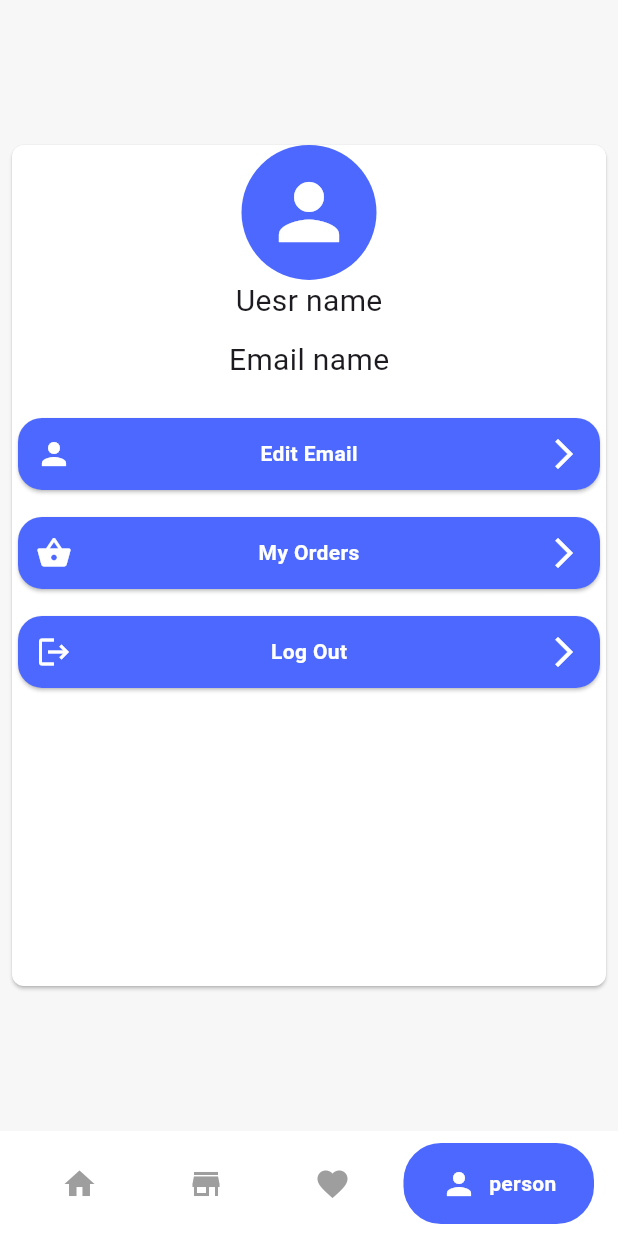
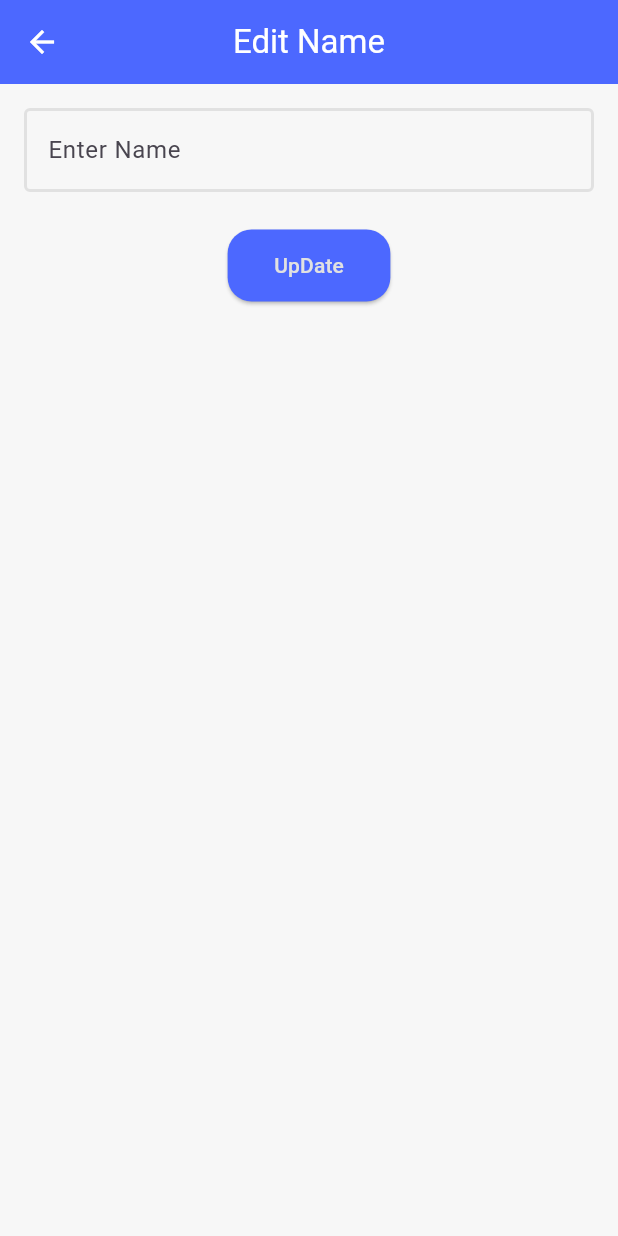
Before and after one commit to MoastafaNasser/market, a Flutter app: the screen it shows after launch, item 4 of the bottom bar chosen, after a tap on "Edit Email", on a phone screen of 412 x 824 dp. Run offline on Flutter 3.47's test engine with Material 3 defaults, Android fonts, the phone set to English and light mode, and no system bars; drawn by our look-alikes of google_nav_bar; our stand-ins replace bloc, cached_network_image, flutter_bloc; network calls fail.

Commit message:
finish edit name view ui

```diff
--- /dev/null
+++ b/lib/core/functions/build_App_Bar.dart
@@ -0,0 +1,24 @@
+
+  import 'package:flutter/material.dart';
+
+import '../app_colors.dart';
+
+AppBar buildcustomAppBar(BuildContext context , String title) {
+    return AppBar(
+      centerTitle: true,
+      backgroundColor: AppColors.kPrimaryColor,
+      title: Text(
+        title,
+        style: TextStyle(color: AppColors.kWhiteColor),
+      ),
+      leading: IconButton(
+        icon: Icon(
+          Icons.arrow_back,
+          color: AppColors.kWhiteColor,
+        ),
+        onPressed: () {
+          Navigator.pop(context);
+        },
+      ),
+    );
+  }
--- a/lib/views/home/profile/ui/profile_view.dart
+++ b/lib/views/home/profile/ui/profile_view.dart
@@ -1,5 +1,6 @@
 import 'package:flutter/material.dart';
 import 'package:marketapp/core/app_colors.dart';
+import 'package:marketapp/views/home/profile/ui/widgets/edit_name_view.dart';
 import 'widgets/custom_Row_Btn.dart';
 
 class profileView extends StatelessWidget {
@@ -48,26 +49,25 @@ class profileView extends StatelessWidget {
                 height: 20,
               ),
               customRowBtn(
-                onTap: () {},
-                icon: Icons.person,
-                text: "Edit Email"
-              ),
+                  onTap: () {
+                    Navigator.push(
+                      context,
+                      MaterialPageRoute(
+                        builder: (context) => EditNameView(),
+                      ),
+                    );
+                  },
+                  icon: Icons.person,
+                  text: "Edit Email"),
               SizedBox(
                 height: 10,
               ),
               customRowBtn(
-                onTap: () {},
-                icon: Icons.shopping_basket,
-                text: "My Orders"
-              ),
+                  onTap: () {}, icon: Icons.shopping_basket, text: "My Orders"),
               SizedBox(
                 height: 10,
               ),
-              customRowBtn(
-                onTap: () {},
-                icon: Icons.logout,
-                text: "Log Out"
-              ),
+              customRowBtn(onTap: () {}, icon: Icons.logout, text: "Log Out"),
             ],
           ),
         ),
--- /dev/null
+++ b/lib/views/home/profile/ui/widgets/edit_name_view.dart
@@ -0,0 +1,31 @@
+import 'package:flutter/material.dart';
+
+import 'package:marketapp/core/functions/build_App_Bar.dart';
+import 'package:marketapp/views/auth/ui/widgets/Custom_E_Button.dart';
+import 'package:marketapp/views/auth/ui/widgets/Custom_text_Form_Field.dart';
+
+class EditNameView extends StatelessWidget {
+  const EditNameView({super.key});
+
+  @override
+  Widget build(BuildContext context) {
+    return Scaffold(
+      appBar: buildcustomAppBar(context , "Edit Name"),
+      body: Padding(
+        padding: const EdgeInsets.all(16),
+        child: Column(
+          children: [
+            customTextFormField(
+              Labeltext: "Enter Name",
+            ),
+            SizedBox(
+              height: 25,
+            ),
+            CustomEButton(text: "UpDate", onTap: () {}),
+          ],
+        ),
+      ),
+    );
+  }
+
+}
```
